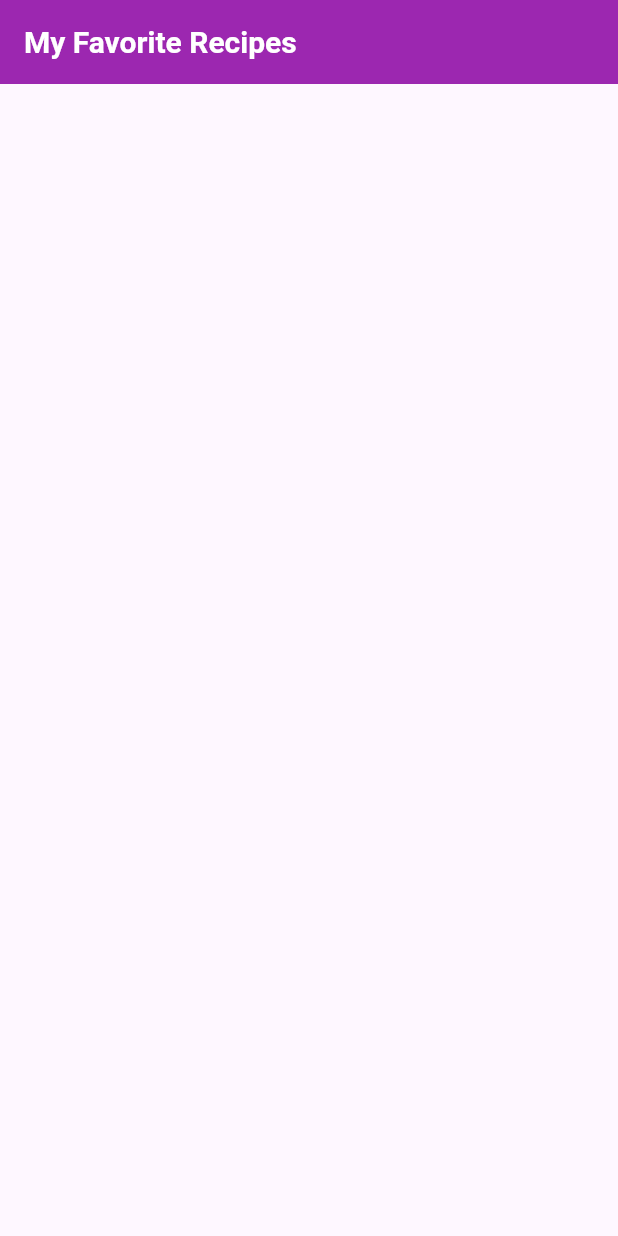
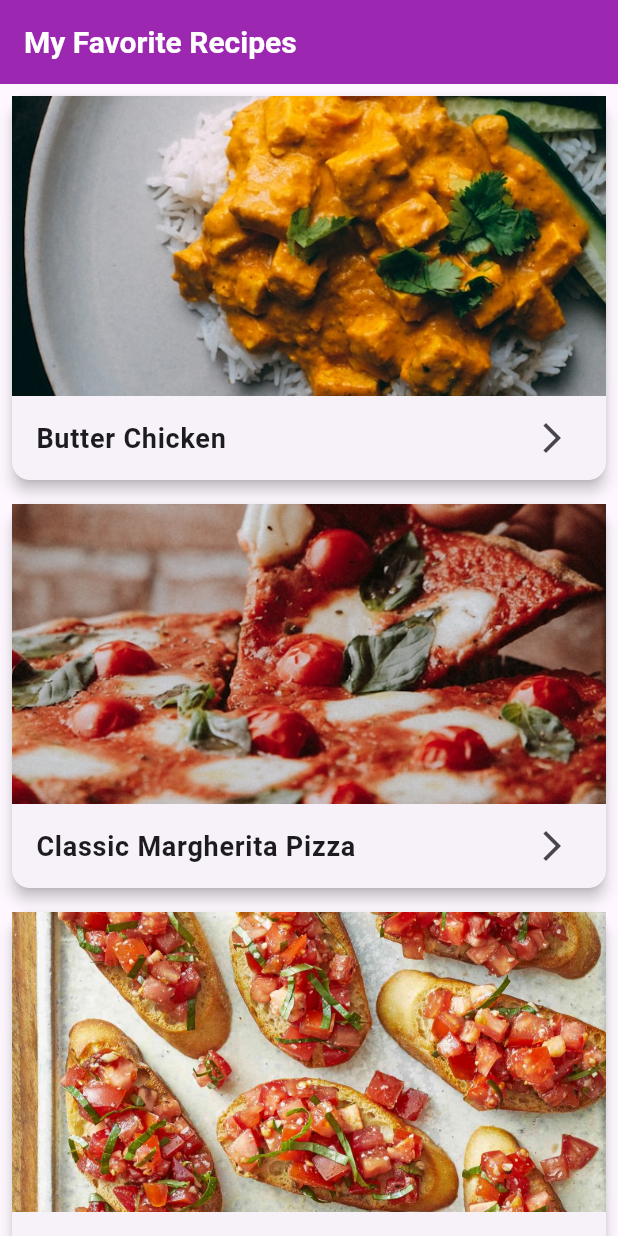
Before and after one commit to fizzahfaizi21/recipe_app, a Flutter app: the screen it shows after launch, on a phone screen of 412 x 824 dp. Run offline on Flutter 3.47's test engine with Material 3 defaults, Android fonts, the phone set to English and light mode, and no system bars.

Commit message:
added the recipes and their pictures back

```diff
--- a/lib/screens/home_screen.dart
+++ b/lib/screens/home_screen.dart
@@ -3,7 +3,136 @@ import '../models/recipe.dart';
 import './details_screen.dart';
 
 class HomeScreen extends StatelessWidget {
-  final List<Recipe> recipes = [];
+  final List<Recipe> recipes = [
+    Recipe(
+      id: '1',
+      name: 'Butter Chicken',
+      ingredients: [
+        'salt and pepper to taste',
+        '2lbs boneless, skinless chicken breasts, cut into bite-sized pieces',
+        '3tsp chili powder',
+        '1tsp tumeric',
+        '6tbsp unsalted butter',
+        '1 1/2 cups diced yellow onion',
+        '3tsp garam masala',
+        '1tsp ground cumin',
+        '1tsp cayenne pepper',
+        '1tbsp grated ginger',
+        '3 cloves garlic, minced',
+        '1 cinnamon stick',
+        '14 oz tomato sauce',
+        '1 cup water',
+        '1 cup heavy cream',
+        'chopped fresh cilantro for garnish'
+      ],
+      instructions: [
+        'Add salt, pepper, 2tsp chili powder, and tumeric to chicken, mix and let marinate',
+        'In a pan, melt 2tbsp butter and cook chicken until browned',
+        'Remove chicken and set aside',
+        'Melt 2tbsp butter in the same pan, add onions, garam masala, cumin, cayenne, chili powder, ginger, garlic, and cinnamon stick',
+        'Add the tomato sauce, along with salt and pepper to taste',
+        'Add water and cream, mix well',
+        'Add chicken back to the pan and simmer for 10-15 minutes',
+        'Add the remaining 2tbsp butter, mix well',
+        'Serve with rice or naan and garnish with cilantro'
+      ],
+      imageUrl: 'lib/assets/butterch.jpg',
+    ),
+    Recipe(
+      id: '2',
+      name: 'Classic Margherita Pizza',
+      ingredients: [
+        'Pizza dough',
+        'Tomato sauce',
+        'Fresh mozzarella',
+        'Chopped cherry tomatoes',
+        'Fresh basil',
+        'Olive oil'
+      ],
+      instructions: [
+        'Preheat oven to 450°F',
+        'Roll out dough onto baking pan',
+        'Add toppings',
+        'Bake for 12-15 minutes'
+      ],
+      imageUrl: 'lib/assets/pizza.jpg',
+    ),
+    Recipe(
+      id: '3',
+      name: 'Bruschetta',
+      ingredients: [
+        '1 loaf of Italian bread',
+        '2 cloves of garlic',
+        '2 cups of cherry tomatoes',
+        '1/4 cup of fresh basil',
+        '1/4 cup of olive oil',
+        '1/4 cup of balsamic vinegar',
+        'salt and pepper to taste'
+      ],
+      instructions: [
+        'Preheat oven to 450°F',
+        'Slice bread into 1/2 inch slices',
+        'Toast bread in oven for 5-7 minutes',
+        'Rub garlic on toasted bread',
+        'Mix tomatoes, basil, olive oil, vinegar, salt, and pepper',
+        'Top bread with tomato mixture'
+      ],
+      imageUrl: 'lib/assets/bruschetta.jpg',
+    ),
+    Recipe(
+      id: '4',
+      name: 'Chocolate Cheesecake',
+      ingredients: [
+        '1 1/2 cups chocolate wafer crumbs',
+        '1/3 cup butter, melted',
+        '1 cup semisweet chocolate chips',
+        '3 (8oz) packages cream cheese',
+        '1 cup white sugar',
+        '1/4 cup unsweetened cocoa powder',
+        '3 eggs',
+        '1 cup sour cream',
+        '1 tsp vanilla extract',
+        '1/4 cup all-purpose flour'
+      ],
+      instructions: [
+        'Preheat oven to 350°F',
+        'Mix crumbs and butter, press into bottom of pan',
+        'Melt chocolate chips',
+        'Mix cream cheese, sugar, cocoa, eggs, sour cream, vanilla, and flour',
+        'Add melted chocolate',
+        'Pour over crust',
+        'Bake for 55 minutes',
+        'Cool, then refrigerate'
+      ],
+      imageUrl: 'lib/assets/chcheese.jpg',
+    ),
+    Recipe(
+      id: '5',
+      name: 'Chocolate Chip Cookies',
+      ingredients: [
+        '2 1/4 cups all-purpose flour',
+        '1/2 tsp baking soda',
+        '1 cup unsalted butter',
+        '1/2 cup granulated sugar',
+        '1 cup packed brown sugar',
+        '1 tsp salt',
+        '2 tsp vanilla extract',
+        '2 large eggs',
+        '2 cups semisweet and/or milk chocolate chips'
+      ],
+      instructions: [
+        'Preheat oven to 375°F',
+        'Mix flour and baking soda',
+        'Mix butter, sugar, brown sugar, salt, and vanilla',
+        'Add eggs',
+        'Add flour mixture',
+        'Add chocolate chips',
+        'Drop dough onto baking sheet',
+        'Bake for 9-11 minutes'
+      ],
+      imageUrl: 'lib/assets/chcookies.jpg',
+    )
+  ];
 
   HomeScreen({super.key});
 
```
